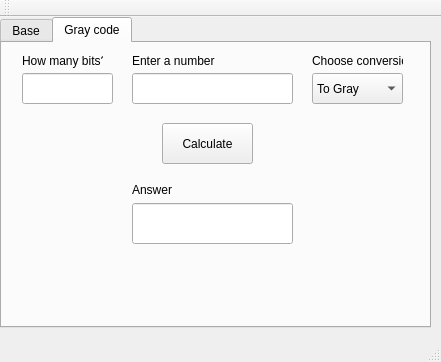
First picture: the form in mainwindow.ui, repository Venoox/Number-Base-Converter, before the edit.
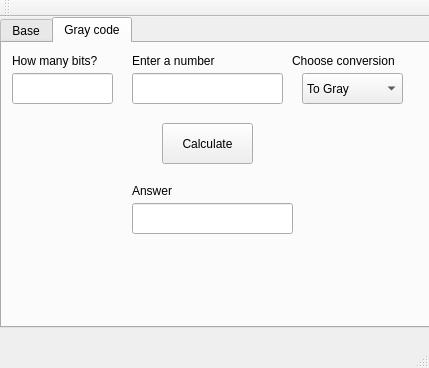
Second picture: the form after the edit. The open tabs and pages were chosen to show the change.

```diff
--- a/mainwindow.ui
+++ b/mainwindow.ui
@@ -9,8 +9,8 @@
    <rect>
     <x>0</x>
     <y>0</y>
-    <width>441</width>
-    <height>362</height>
+    <width>429</width>
+    <height>368</height>
    </rect>
   </property>
   <property name="sizePolicy">
@@ -19,6 +19,18 @@
     <verstretch>0</verstretch>
    </sizepolicy>
   </property>
+  <property name="minimumSize">
+   <size>
+    <width>429</width>
+    <height>368</height>
+   </size>
+  </property>
+  <property name="maximumSize">
+   <size>
+    <width>429</width>
+    <height>368</height>
+   </size>
+  </property>
   <property name="windowTitle">
    <string>Number Base Converter</string>
   </property>
@@ -198,9 +210,9 @@
      <widget class="QLineEdit" name="lineEdit">
       <property name="geometry">
        <rect>
-        <x>20</x>
+        <x>10</x>
         <y>30</y>
-        <width>91</width>
+        <width>101</width>
         <height>31</height>
        </rect>
       </property>
@@ -208,9 +220,9 @@
      <widget class="QLabel" name="label_5">
       <property name="geometry">
        <rect>
-        <x>20</x>
+        <x>10</x>
         <y>10</y>
-        <width>81</width>
+        <width>111</width>
         <height>16</height>
        </rect>
       </property>
@@ -234,9 +246,9 @@
      <widget class="QComboBox" name="comboBox">
       <property name="geometry">
        <rect>
-        <x>310</x>
+        <x>300</x>
         <y>30</y>
-        <width>91</width>
+        <width>101</width>
         <height>31</height>
        </rect>
       </property>
@@ -256,7 +268,7 @@
        <rect>
         <x>130</x>
         <y>30</y>
-        <width>161</width>
+        <width>151</width>
         <height>31</height>
        </rect>
       </property>
@@ -267,7 +279,7 @@
         <x>130</x>
         <y>160</y>
         <width>161</width>
-        <height>41</height>
+        <height>31</height>
        </rect>
       </property>
      </widget>
@@ -276,7 +288,7 @@
        <rect>
         <x>130</x>
         <y>10</y>
-        <width>91</width>
+        <width>121</width>
         <height>16</height>
        </rect>
       </property>
@@ -287,9 +299,9 @@
      <widget class="QLabel" name="label_7">
       <property name="geometry">
        <rect>
-        <x>310</x>
+        <x>290</x>
         <y>10</y>
-        <width>91</width>
+        <width>141</width>
         <height>16</height>
        </rect>
       </property>
@@ -302,8 +314,8 @@
        <rect>
         <x>130</x>
         <y>140</y>
-        <width>47</width>
-        <height>13</height>
+        <width>51</width>
+        <height>16</height>
        </rect>
       </property>
       <property name="text">
```
Left out of the diff: 12 changed lines with no effect on the pictures.
